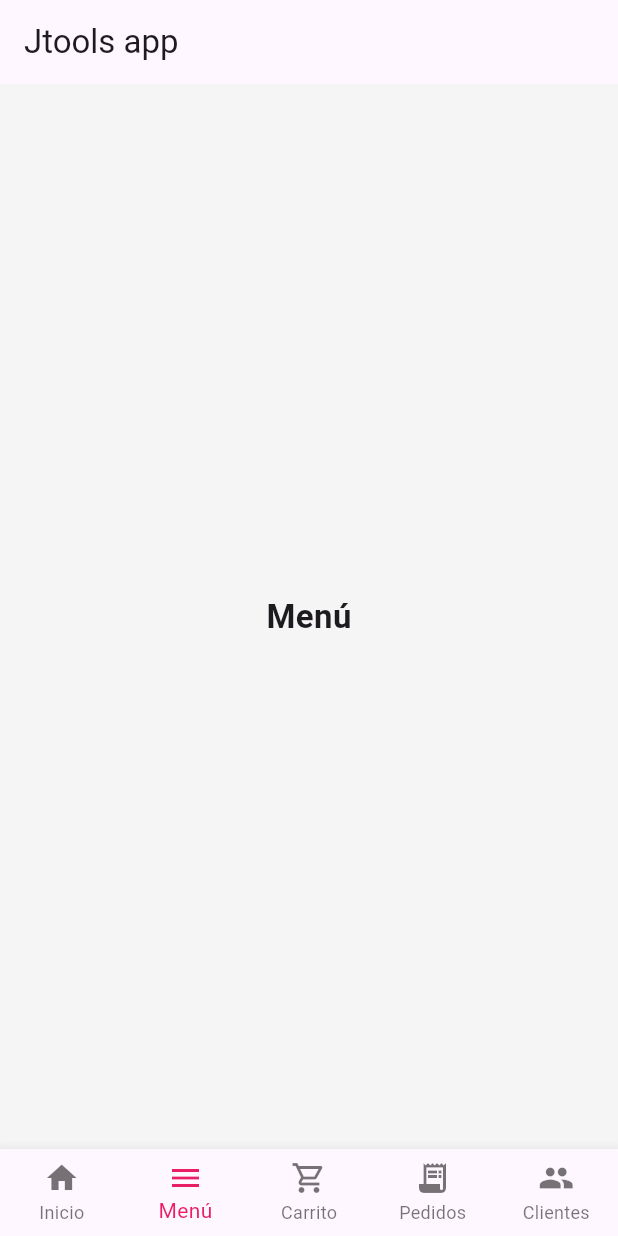
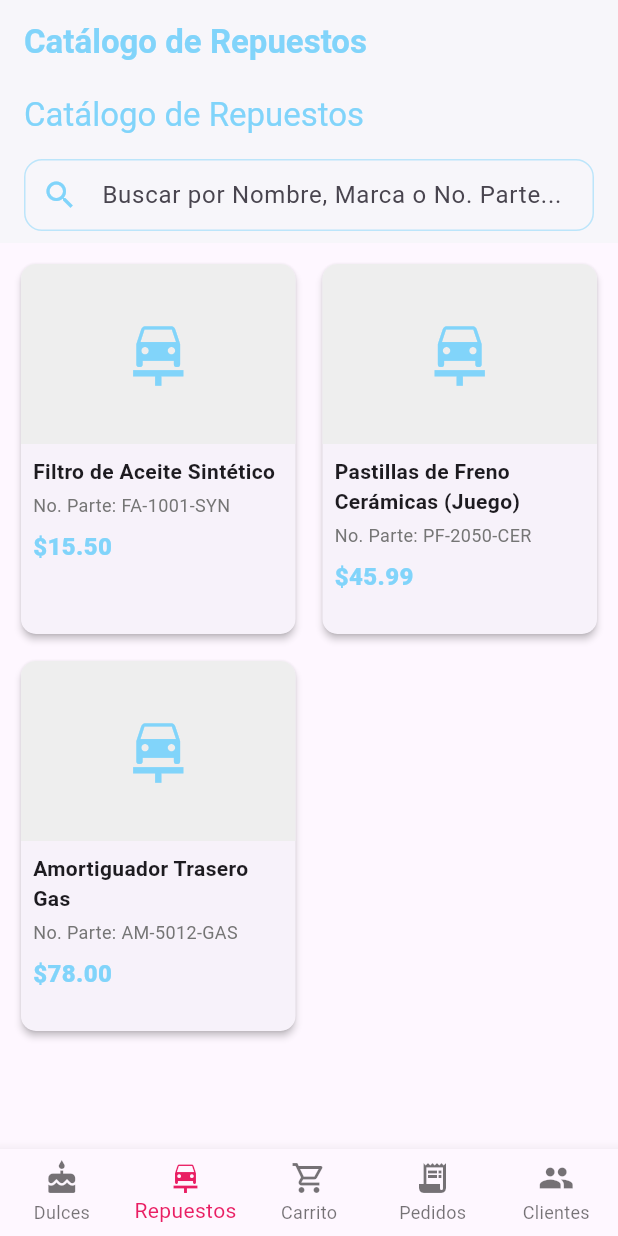
Before and after one commit to cristianquinto/Proyecto-Movil, a Flutter app: the screen it shows after launch, item 2 of the bottom bar chosen, on a phone screen of 412 x 824 dp. Run offline on Flutter 3.47's test engine with Material 3 defaults, Android fonts, the phone set to English and light mode, and no system bars; network calls fail.

Commit message:
Implementación completa del módulo Catálogo de Repuestos

```diff
--- a/lib/main.dart
+++ b/lib/main.dart
@@ -1,15 +1,39 @@
 import 'package:flutter/material.dart';
 import 'package:provider/provider.dart';
 
-// Módulo clientes
+// Importa tus módulos existentes
 import 'clientes/client_controller.dart';
 import 'clientes/client_list_page.dart';
+
+// =========================================================
+// MÓDULOS DEL CATÁLOGO DE REPUESTOS (Nuevas Importaciones)
+// =========================================================
+import 'screens/home_screen.dart'; // Tu nueva pantalla de inicio de repuestos
+import 'screens/catalog_screen.dart';
+import 'screens/cart_screen.dart';
+// Note: product.dart y product_detail_screen.dart no necesitan importarse aquí
+// ya que solo se llaman desde otras screens.
+
+// Define un controlador de estado simple para el carrito (opcional, pero buena práctica)
+// Si no quieres crear un archivo aparte, puedes usar este placeholder:
+class CartController with ChangeNotifier {
+  // Aquí iría la lógica de añadir/eliminar productos del carrito
+  int get itemCount => 0; // Ejemplo
+}
+
+// Color corporativo de repuestos (Azul Claro)
+const Color primaryColorParts = Color(0xFF81D4FA);
+
 
 void main() {
   runApp(
     MultiProvider(
       providers: [
+        // Proveedores existentes
         ChangeNotifierProvider(create: (_) => ClientController()),
+
+        // Nuevo Proveedor para el Carrito/Catálogo
+        ChangeNotifierProvider(create: (_) => CartController()),
       ],
       child: const MainApp(),
     ),
@@ -24,39 +48,69 @@ class MainApp extends StatefulWidget {
 }
 
 class _MainAppState extends State<MainApp> {
+  // Ajustamos el índice si la vista del catálogo es la que quieres por defecto
   int currentIndex = 0;
+
+  // Puedes usar 0 para 'Inicio' (la vista de dulces) o 1 para 'Catálogo' (si ese es el foco)
 
   @override
   Widget build(BuildContext context) {
+    // Definimos las páginas, reemplazando tus placeholders con las pantallas reales.
     final pages = [
-      _homeView(),           // Tu pantalla original
-      _placeholder("Menú"),
-      _placeholder("Carrito"),
+      // 0. Pestaña de 'Inicio' (Tu vista original de 'Dulce Delicia' - No repuestos)
+      _homeView(),
+
+      // 1. Pestaña 'Menú' -> Ahora será el Catálogo de Repuestos
+      const CatalogScreen(),
+
+      // 2. Pestaña 'Carrito' -> Ahora será la Pantalla de Carrito de Repuestos
+      const CartScreen(),
+
+      // 3. Pestaña 'Pedidos'
       _placeholder("Pedidos"),
-      ClientListPage(),      // Vista de clientes funcionando
+
+      // 4. Pestaña 'Clientes'
+      ClientListPage(),
     ];
 
     return MaterialApp(
       debugShowCheckedModeBanner: false,
+      // Aplicamos el tema general aquí. Puedes usar el color de dulces (pink) o el de repuestos (blue)
+      theme: ThemeData(
+        primaryColor: Colors.pink, // Mantenemos el color rosa para la app general
+        appBarTheme: const AppBarTheme(
+          backgroundColor: Colors.white,
+          foregroundColor: Colors.black,
+          elevation: 1,
+        ),
+      ),
       home: Scaffold(
         backgroundColor: const Color.fromARGB(255, 245, 245, 245),
         appBar: AppBar(
-          title: const Text("Jtools app"),
+          title: Text(
+            // Título dinámico basado en la pestaña
+            _getAppTitle(currentIndex),
+            style: TextStyle(
+              color: currentIndex == 0 ? Colors.black : primaryColorParts,
+              fontWeight: FontWeight.bold,
+            ),
+          ),
         ),
 
         body: pages[currentIndex],
 
+        // Navegación inferior
         bottomNavigationBar: BottomNavigationBar(
           type: BottomNavigationBarType.fixed,
           currentIndex: currentIndex,
-          selectedItemColor: Colors.pink,
+          selectedItemColor: Colors.pink, // Color seleccionado de dulces
           unselectedItemColor: Colors.black54,
           onTap: (i) => setState(() => currentIndex = i),
           items: const [
-            BottomNavigationBarItem(icon: Icon(Icons.home), label: 'Inicio'),
-            BottomNavigationBarItem(icon: Icon(Icons.menu), label: 'Menú'),
+            BottomNavigationBarItem(icon: Icon(Icons.cake), label: 'Dulces'), // Cambié el icono
+            BottomNavigationBarItem(icon: Icon(Icons.car_repair), label: 'Repuestos'), // Catálogo
             BottomNavigationBarItem(
-                icon: Icon(Icons.shopping_cart_outlined), label: 'Carrito'),
+                icon: Icon(Icons.shopping_cart_outlined), label: 'Carrito'), // Carrito
             BottomNavigationBarItem(
                 icon: Icon(Icons.receipt_long), label: 'Pedidos'),
             BottomNavigationBarItem(icon: Icon(Icons.people), label: 'Clientes'),
@@ -66,11 +120,32 @@ class _MainAppState extends State<MainApp> {
     );
   }
 
+  // Función para título dinámico
+  String _getAppTitle(int index) {
+    switch (index) {
+      case 0:
+        return 'Dulce Delicia';
+      case 1:
+        return 'Catálogo de Repuestos';
+      case 2:
+        return 'Mi Carrito';
+      case 3:
+        return 'Historial de Pedidos';
+      case 4:
+        return 'Gestión de Clientes';
+      default:
+        return 'Jtools app';
+    }
+  }
+
   // =======================================================================
-  // === 1. TU PANTALLA ORIGINAL DE INICIO (SIN MODIFICACIONES) ============
+  // === 1. TU PANTALLA ORIGINAL DE INICIO (DULCES) ========================
   // =======================================================================
 
   Widget _homeView() {
+    // Nota: Mantuve el código original de tu _homeView aquí.
+    // Si quieres un enfoque más limpio, idealmente crearías un archivo
+    // 'screens/sweets_home_screen.dart' y lo importarías, como hicimos con los repuestos.
     return Column(
       children: [
         Expanded(
@@ -80,28 +155,9 @@ class _MainAppState extends State<MainApp> {
               child: Column(
                 crossAxisAlignment: CrossAxisAlignment.start,
                 children: [
-                  // === CABECERA ===
-                  Stack(
-                    alignment: Alignment.center,
-                    children: [
+                  // Eliminamos la cabecera ya que ahora el AppBar lo maneja.
                   const Text(
-                        'Dulce Delicia',
-                        style: TextStyle(
-                          fontSize: 22,
-                          fontWeight: FontWeight.bold,
-                        ),
-                      ),
-                      const Align(
-                        alignment: Alignment.centerRight,
-                        child: Icon(Icons.shopping_cart_outlined,
-                            color: Colors.black),
-                      ),
-                    ],
-                  ),
-                  const SizedBox(height: 24),
-
-                  const Text(
-                    'Categorías',
+                    'Categorías de Dulces',
                     style: TextStyle(fontSize: 20, fontWeight: FontWeight.bold),
                   ),
 
@@ -145,7 +201,7 @@ class _MainAppState extends State<MainApp> {
   }
 
   // =======================================================================
-  // === COMPARTIDO PARA TARJETAS (TAL COMO LO TENÍAS) ======================
+  // === COMPARTIDO PARA TARJETAS (DULCES) =================================
   // =======================================================================
 
   static Widget buildCard({
@@ -156,17 +212,18 @@ class _MainAppState extends State<MainApp> {
   }) {
     return Container(
       decoration: BoxDecoration(
-        borderRadius: BorderRadius.circular(5),
-        boxShadow: const [
+        color: Colors.white, // Fondo blanco para la tarjeta
+        borderRadius: BorderRadius.circular(16),
+        boxShadow: [
           BoxShadow(
-              color: Colors.white12, blurRadius: 6, offset: Offset(0, 3)),
+              color: Colors.grey.withOpacity(0.1), blurRadius: 6, offset: const Offset(0, 3)),
         ],
       ),
       child: Column(
         crossAxisAlignment: CrossAxisAlignment.start,
         children: [
           ClipRRect(
-            borderRadius: BorderRadius.circular(16),
+            borderRadius: const BorderRadius.vertical(top: Radius.circular(16)),
             child: Image.network(
               imageUrl,
               height: 160,
@@ -179,7 +236,9 @@ class _MainAppState extends State<MainApp> {
             child: Row(
               crossAxisAlignment: CrossAxisAlignment.start,
               children: [
-                Column(
+                Expanded(
+                  child: Column(
+                    crossAxisAlignment: CrossAxisAlignment.start,
                     children: [
                       Text(
                         title,
@@ -195,7 +254,9 @@ class _MainAppState extends State<MainApp> {
                       ),
                     ],
                   ),
+                ),
                 const SizedBox(width: 20),
+                // Botón de Ver Más
                 Container(
                   decoration: BoxDecoration(
                     color: Colors.pink,
@@ -216,14 +277,15 @@ class _MainAppState extends State<MainApp> {
     );
   }
 
+
   // =======================================================================
-  // === PLACEHOLDER PARA OTRAS PESTAÑAS ===================================
+  // === PLACEHOLDER (Para pantallas no implementadas) ======================
   // =======================================================================
 
   Widget _placeholder(String text) {
     return Center(
       child: Text(
-        text,
+        'Página de $text en desarrollo...',
         style: const TextStyle(fontSize: 22, fontWeight: FontWeight.bold),
       ),
     );
--- /dev/null
+++ b/lib/models/product.dart
@@ -0,0 +1,58 @@
+// lib/models/product.dart
+
+/// Define la estructura de un repuesto (producto) en el catálogo.
+class Product {
+  final String id;
+  final String name;
+  final String description;
+  final double price;
+  final String imageUrl;
+  final String partNumber;
+  final List<String> compatibleVehicles;
+  final String category; // Para filtros
+
+  Product({
+    required this.id,
+    required this.name,
+    required this.description,
+    required this.price,
+    required this.imageUrl,
+    required this.partNumber,
+    required this.compatibleVehicles,
+    required this.category,
+  });
+}
+
+// Datos de ejemplo para poblar el catálogo
+final List<Product> dummyProducts = [
+  Product(
+    id: '1',
+    name: 'Filtro de Aceite Sintético',
+    description: 'Filtro de alto rendimiento diseñado para aceites sintéticos, ofrece protección superior contra el desgaste.',
+    price: 15.50,
+    imageUrl: 'https://ejemplo.com/filtro_aceite.jpg',
+    partNumber: 'FA-1001-SYN',
+    compatibleVehicles: ['Toyota Corolla 2010-2020', 'Honda Civic 2012-2018'],
+    category: 'Motor',
+  ),
+  Product(
+    id: '2',
+    name: 'Pastillas de Freno Cerámicas (Juego)',
+    description: 'Compuesto cerámico que reduce el polvo y el ruido, manteniendo un rendimiento de frenado excepcional.',
+    price: 45.99,
+    imageUrl: 'https://ejemplo.com/pastillas_freno.jpg',
+    partNumber: 'PF-2050-CER',
+    compatibleVehicles: ['Ford Focus 2015-2021', 'Mazda 3 2014-2019'],
+    category: 'Frenos',
+  ),
+  Product(
+    id: '3',
+    name: 'Amortiguador Trasero Gas',
+    description: 'Amortiguador de nitrógeno presurizado para un manejo estable y cómodo en todo tipo de terreno.',
+    price: 78.00,
+    imageUrl: 'https://ejemplo.com/amortiguador.jpg',
+    partNumber: 'AM-5012-GAS',
+    compatibleVehicles: ['Nissan Sentra 2008-2016'],
+    category: 'Suspensión',
+  ),
+];
--- /dev/null
+++ b/lib/screens/catalog_screen.dart
@@ -0,0 +1,121 @@
+// lib/screens/catalog_screen.dart
+import 'package:flutter/material.dart';
+import '../models/product.dart';
+import 'product_detail_screen.dart';
+
+const Color primaryColor = Color(0xFF81D4FA); // Azul Claro Corporativo
+
+class CatalogScreen extends StatelessWidget {
+  const CatalogScreen({super.key});
+
+  @override
+  Widget build(BuildContext context) {
+    return Scaffold(
+      appBar: AppBar(
+        title: const Text('Catálogo de Repuestos', style: TextStyle(color: primaryColor)),
+        backgroundColor: Colors.white,
+        iconTheme: const IconThemeData(color: primaryColor),
+        elevation: 1,
+        bottom: PreferredSize(
+          preferredSize: const Size.fromHeight(50.0),
+          child: Padding(
+            padding: const EdgeInsets.symmetric(horizontal: 16.0, vertical: 8.0),
+            child: TextField(
+              decoration: InputDecoration(
+                hintText: 'Buscar por Nombre, Marca o No. Parte...',
+                prefixIcon: const Icon(Icons.search, color: primaryColor),
+                border: OutlineInputBorder(
+                  borderRadius: BorderRadius.circular(12.0),
+                  borderSide: const BorderSide(color: primaryColor),
+                ),
+                enabledBorder: OutlineInputBorder(
+                  borderRadius: BorderRadius.circular(12.0),
+                  borderSide: BorderSide(color: primaryColor.withOpacity(0.5)),
+                ),
+                contentPadding: const EdgeInsets.all(10.0),
+              ),
+            ),
+          ),
+        ),
+      ),
+      body: GridView.builder(
+        padding: const EdgeInsets.all(10.0),
+        gridDelegate: const SliverGridDelegateWithFixedCrossAxisCount(
+          crossAxisCount: 2, // Dos tarjetas por fila
+          childAspectRatio: 0.75, // Proporción para que la tarjeta sea más alta
+          crossAxisSpacing: 10,
+          mainAxisSpacing: 10,
+        ),
+        itemCount: dummyProducts.length,
+        itemBuilder: (context, index) {
+          final product = dummyProducts[index];
+          return ProductGridItem(product: product);
+        },
+      ),
+    );
+  }
+}
+
+class ProductGridItem extends StatelessWidget {
+  final Product product;
+  const ProductGridItem({super.key, required this.product});
+
+  @override
+  Widget build(BuildContext context) {
+    return InkWell(
+      onTap: () {
+        Navigator.of(context).push(
+          MaterialPageRoute(builder: (_) => ProductDetailScreen(product: product)),
+        );
+      },
+      child: Card(
+        elevation: 2,
+        shape: RoundedRectangleBorder(borderRadius: BorderRadius.circular(10)),
+        child: Column(
+          crossAxisAlignment: CrossAxisAlignment.start,
+          children: [
+            // Simulación de Imagen
+            Container(
+              height: 120,
+              decoration: BoxDecoration(
+                color: Colors.grey[200],
+                borderRadius: const BorderRadius.vertical(top: Radius.circular(10)),
+                // Aquí iría Image.network(product.imageUrl)
+              ),
+              alignment: Alignment.center,
+              child: const Icon(Icons.car_repair, size: 50, color: primaryColor),
+            ),
+            Padding(
+              padding: const EdgeInsets.all(8.0),
+              child: Column(
+                crossAxisAlignment: CrossAxisAlignment.start,
+                children: [
+                  Text(
+                    product.name,
+                    style: const TextStyle(fontWeight: FontWeight.bold, fontSize: 14),
+                    maxLines: 2,
+                    overflow: TextOverflow.ellipsis,
+                  ),
+                  const SizedBox(height: 4),
+                  Text(
+                    'No. Parte: ${product.partNumber}',
+                    style: TextStyle(color: Colors.grey[600], fontSize: 12),
+                  ),
+                  const SizedBox(height: 8),
+                  Text(
+                    '\$${product.price.toStringAsFixed(2)}',
+                    style: const TextStyle(
+                      color: primaryColor,
+                      fontWeight: FontWeight.w900,
+                      fontSize: 16,
+                    ),
+                  ),
+                ],
+              ),
+            ),
+          ],
+        ),
+      ),
+    );
+  }
+}
```
Also changed, not shown: lib/models/cart_item.dart (added, +16 -0 lines), lib/screens/cart_screen.dart (added, +155 -0 lines), lib/screens/home_screen.dart (added, +108 -0 lines), lib/screens/product_detail_screen.dart (added, +122 -0 lines), pubspec.lock. Lines whose indentation alone changed are shown as unchanged.
